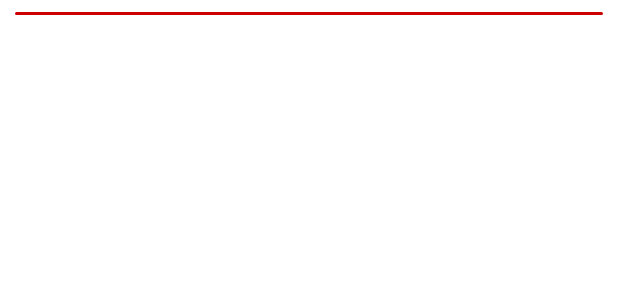
After one commit to onebee/BeeHum, an Android app: the layout hi_tap_top.xml on its own in the app's theme, with its tools: preview values and no code run, on a phone screen of 412 x 824 dp. The commit adds this screen. Shown: the top 300 px of the screen. Run offline under Robolectric (Android 15) with nearby library versions, the phone set to English and light mode, and no system bars.

Commit message:
update HiTabTopLayout

```diff
--- a/hi-ui/src/main/java/com/one/ui/tab/common/IHiTabLayout.java
+++ b/hi-ui/src/main/java/com/one/ui/tab/common/IHiTabLayout.java
@@ -5,8 +5,6 @@ import android.view.ViewGroup;
 import org.jetbrains.annotations.NotNull;
 
 import java.util.List;
-
-import androidx.annotation.Nullable;
 
 /**
  * @author diaokaibin@gmail.com on 2021/11/11.
@@ -19,11 +17,11 @@ public interface IHiTabLayout<Tab extends ViewGroup, D> {
 
     void addTabSelectedChangeListener(OnTabSelectedListener<D> listener);
 
-    void inflateInfo(@Nullable List<D> infoList);
+    void inflateInfo(@NotNull List<D> infoList);
 
 
     interface OnTabSelectedListener<D> {
-        void onTabSelectedChange(int index, @Nullable D prevInfo , @Nullable D nextInfo);
+        void onTabSelectedChange(int index, @NotNull D prevInfo , @NotNull D nextInfo);
     }
 
 }
--- /dev/null
+++ b/hi-ui/src/main/res/color/color_city_selector_list_item.xml
@@ -0,0 +1,5 @@
+<?xml version="1.0" encoding="utf-8"?>
+<selector xmlns:android="http://schemas.android.com/apk/res/android">
+    <item android:color="@color/color_dd2" android:state_checked="true" />
+    <item android:color="@color/color_333" />
+</selector>
--- /dev/null
+++ b/hi-ui/src/main/res/drawable/shape_tab_top_indicator.xml
@@ -0,0 +1,9 @@
+<shape xmlns:android="http://schemas.android.com/apk/res/android"
+    android:shape="rectangle">
+
+    <!-- 填充的颜色 -->
+    <solid android:color="@color/hi_tabtop_selected_color" />
+
+    <!-- android:radius 圆角的半径 -->
+    <corners android:radius="1dp" />
+</shape>
--- /dev/null
+++ b/hi-ui/src/main/res/layout/hi_tap_top.xml
@@ -0,0 +1,36 @@
+<?xml version="1.0" encoding="utf-8"?>
+<LinearLayout xmlns:android="http://schemas.android.com/apk/res/android"
+    android:id="@+id/rl_root"
+    android:layout_width="match_parent"
+    android:layout_height="wrap_content"
+    android:orientation="vertical"
+    android:paddingTop="8dp"
+    android:paddingLeft="10dp"
+    android:paddingRight="10dp">
+
+
+    <ImageView
+        android:id="@+id/iv_image"
+        android:layout_width="wrap_content"
+        android:layout_height="wrap_content"
+        android:layout_marginBottom="4dp"
+        android:scaleType="centerInside"
+        android:visibility="gone" />
+
+
+    <TextView
+        android:id="@+id/tv_name"
+        android:layout_width="wrap_content"
+        android:layout_height="wrap_content"
+        android:layout_marginBottom="8dp"
+        android:textColor="@android:color/black"
+        android:textSize="17dp"
+        android:visibility="gone" />
+
+    <View
+        android:id="@+id/tab_top_indicator"
+        android:layout_width="match_parent"
+        android:layout_height="2dp"
+        android:background="@drawable/shape_tab_top_indicator" />
+
+</LinearLayout>
```
Also changed, not shown: hi-ui/src/main/java/com/one/ui/tab/top/HiTabTop.java (added, +139 -0 lines), hi-ui/src/main/java/com/one/ui/tab/top/HiTabTopInfo.java (added, +37 -0 lines), hi-ui/src/main/java/com/one/ui/tab/top/HiTapTopLayout.java (added, +129 -0 lines), hi-ui/src/main/res/values/colors.xml (+21 -0 lines).
